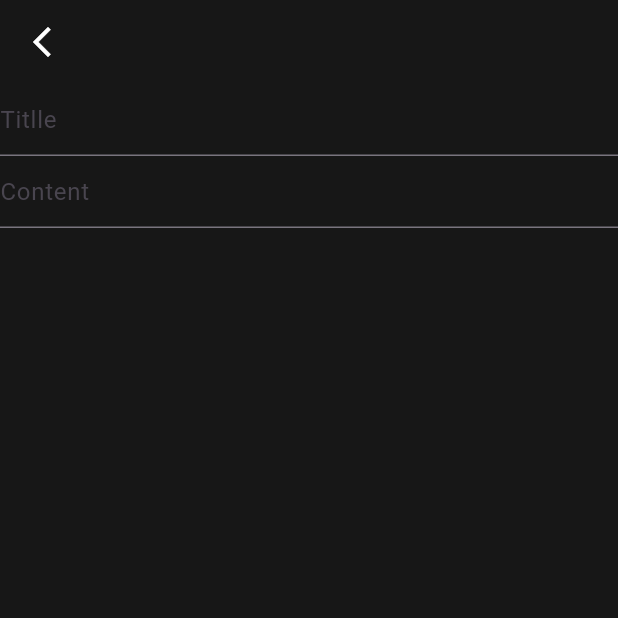
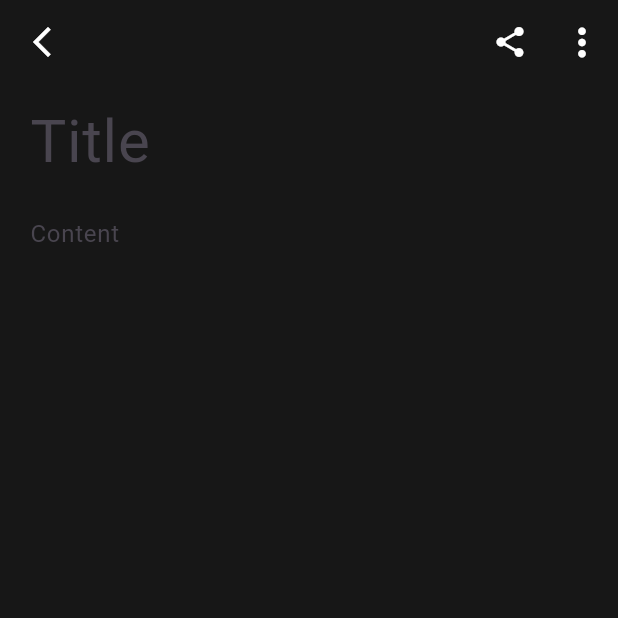
Before and after one commit to DanishSalute/Note-app, a Flutter app: the screen it shows after launch, after a tap on "I like trains", on a phone screen of 412 x 824 dp, the top half of it. Run offline on Flutter 3.47's test engine with Material 3 defaults, Android fonts, the phone set to English and light mode, and no system bars.

Commit message:
Save for today

```diff
--- a/lib/views/edit_note.dart
+++ b/lib/views/edit_note.dart
@@ -1,4 +1,5 @@
 import 'package:flutter/material.dart';
+import 'package:flutter/services.dart';
 
 class EditNote extends StatefulWidget {
   const EditNote({super.key});
@@ -8,6 +9,8 @@ class EditNote extends StatefulWidget {
 }
 
 class _EditNoteState extends State<EditNote> {
+  // Store Notes
+
   @override
   Widget build(BuildContext context) {
     return Scaffold(
@@ -18,23 +21,66 @@ class _EditNoteState extends State<EditNote> {
           onPressed: () {
             Navigator.pop(context);
           },
-          icon: Icon(Icons.arrow_back_ios_new, color: Colors.white,),
+          icon: Icon(Icons.arrow_back_ios_new, color: Colors.white),
         ),
+        actions: [
+          // Share Button
+          IconButton(
+            onPressed: () {},
+            icon: Icon(Icons.share, color: Colors.white),
+          ),
+
+          // More Option Button
+          IconButton(
+            onPressed: () {},
+            icon: Icon(Icons.more_vert_outlined, color: Colors.white, size: 30),
+          ),
+        ],
       ),
 
-      body: Column(
-        children: [
-          TextFormField(
-            decoration: InputDecoration(
-              hintText: "Titlle",
-            ),
+      body: Padding(
+        padding: const EdgeInsets.symmetric(horizontal: 20),
+        child: TextSelectionTheme(
+          data: TextSelectionThemeData(
+            // Beautify
+            selectionColor: Colors.teal,
+            selectionHandleColor: Colors.tealAccent
           ),
-          TextFormField(
-            decoration: InputDecoration(
-              hintText: "Content",
-            ),
-          )
-        ],
+          child: Column(
+            children: [
+              // Title Field
+              TextFormField(
+                maxLines: 1,
+
+                // Cursor Settings
+                cursorColor: Colors.tealAccent,
+                cursorHeight: 30,
+                cursorWidth: 3,
+                cursorRadius: Radius.circular(10),
+                showCursor: true,
+
+                // Decoration
+                style: TextStyle(color: Colors.white, fontSize: 40),
+                decoration: InputDecoration(hintText: "Title", border: InputBorder.none),
+              ),
+
+              // Content Field
+              TextFormField(
+                maxLines: null,
+                // Cursor settings
+                cursorColor: Colors.tealAccent,
+                cursorHeight: 25,
+                cursorWidth: 3,
+                cursorRadius: Radius.circular(10),
+                showCursor: true,
+
+                // Decoration
+                style: TextStyle(color: Colors.white),
+                decoration: InputDecoration(hintText: "Content", border: InputBorder.none, fillColor: Colors.white),
+              ),
+            ],
+          ),
+        ),
       ),
     );
   }
--- a/lib/views/homepage.dart
+++ b/lib/views/homepage.dart
@@ -1,4 +1,5 @@
 import 'package:flutter/material.dart';
+import 'package:flutter_app/views/edit_note.dart';
 import 'package:flutter_app/views/notes_list.dart';
 
 class HomePage extends StatefulWidget {
@@ -9,11 +10,19 @@ class HomePage extends StatefulWidget {
 }
 
 class _HomePageState extends State<HomePage> {
+  late List<Map<String, String>> displayNote;
+
   @override
   Widget build(BuildContext context) {
     return Scaffold(
+      // Add new note
       floatingActionButton: FloatingActionButton(
-        onPressed: () {},
+        onPressed: () {
+          Navigator.push(
+            context,
+            MaterialPageRoute(builder: (context) => EditNote()),
+          );
+        },
         backgroundColor: Color.fromARGB(255, 39, 39, 39),
         shape: CircleBorder(),
         child: const Icon(Icons.add, color: Colors.white70, size: 30),
@@ -25,7 +34,7 @@ class _HomePageState extends State<HomePage> {
         leadingWidth: 100.0,
         leading: Center(
           child: Padding(
-            padding: const EdgeInsets.only(left: 10.0),
+            padding: const EdgeInsets.only(left: 10),
             child: Text(
               "Notizen",
               style: TextStyle(
--- a/lib/views/notes_list.dart
+++ b/lib/views/notes_list.dart
@@ -33,10 +33,12 @@ class _NotesListState extends State<NotesList> {
               MaterialPageRoute(builder: (context) => EditNote()),
             );
           },
+          child: Padding(
+            padding: const EdgeInsets.symmetric(horizontal: 10, vertical: 5),
             child: Card(
               color: const Color.fromARGB(255, 39, 39, 39),
               child: Padding(
-              padding: EdgeInsetsGeometry.all(15),
+                padding: EdgeInsetsGeometry.all(10),
                 child: ListTile(
                   title: Text(
                     notes[index].title,
@@ -57,6 +59,7 @@ class _NotesListState extends State<NotesList> {
                 ),
               ),
             ),
+          ),
         );
       },
     );
```
Lines whose indentation alone changed are shown as unchanged.
